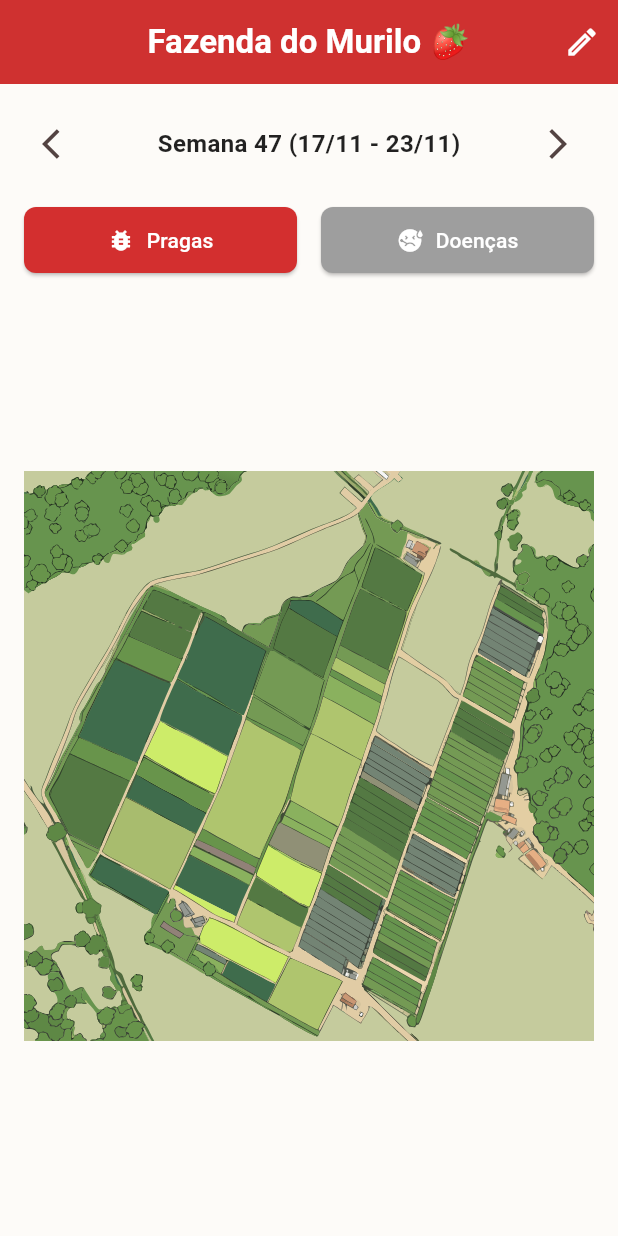
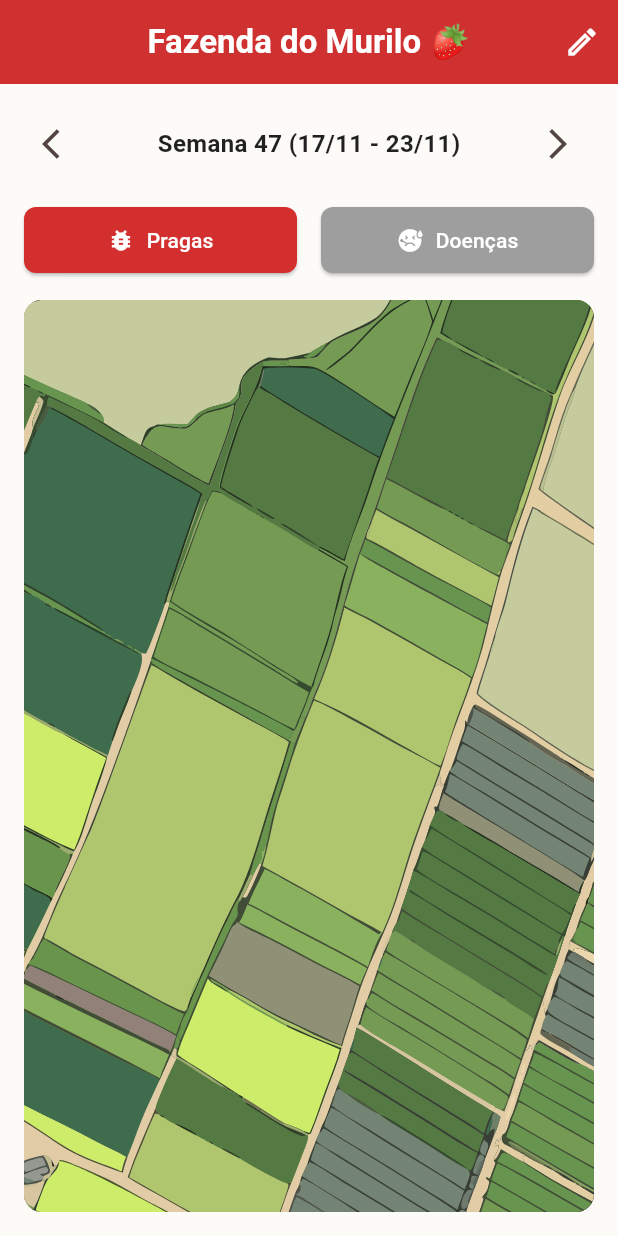
Before and after one commit to lucaseneiva/gestao-agricola, a Flutter app: the screen it shows after launch, after a tap on the "arrow forward ios" icon, on a phone screen of 412 x 824 dp. Run offline on Flutter 3.47's test engine with Material 3 defaults, Android fonts, the phone set to English and light mode, and no system bars; our stand-ins replace flutter_riverpod, flutter_svg, riverpod_annotation; generated files the repository leaves out were written again.

Commit message:
fix: initial zoom and position for map

```diff
--- a/lib/features/mapa_fazenda/ui/mapa_screen.dart
+++ b/lib/features/mapa_fazenda/ui/mapa_screen.dart
@@ -12,13 +12,17 @@
 }
 
 class _MapaScreenState extends ConsumerState<MapaScreen> {
-  // Crie o controller
   late final TransformationController _transformationController;
+  final GlobalKey _mapKey = GlobalKey();
 
   @override
   void initState() {
     super.initState();
+
     _transformationController = TransformationController();
+    WidgetsBinding.instance.addPostFrameCallback((_) {
+      _centerAndZoomMap();
+    });
   }
 
   @override
@@ -63,7 +67,12 @@
             const SizedBox(height: 16),
             Expanded(
               child: ClipRRect(
+                key: _mapKey,
                 borderRadius: BorderRadius.circular(12),
+                child: AspectRatio(
+                  aspectRatio: 1,
+                  child: Container(
+                    color: Colors.black,
                     child: InteractiveViewer(
                       transformationController: _transformationController,
                       minScale:
@@ -85,10 +94,46 @@
                     ),
                   ),
                 ),
+              ),
+            ),
           ],
         ),
       ),
     );
+  }
+
+  // Dentro de: class _MapaScreenState extends ConsumerState<MapaScreen> { ... }
+
+  void _centerAndZoomMap() {
+    final context = _mapKey.currentContext ;
+    if(context == null) return;
+
+    // Garante que o widget ainda está na tela antes de fazer qualquer coisa
+    if (!mounted || context.size == null) return;
+
+    // 1. Defina o nível de zoom inicial que você deseja.
+    //    Experimente valores como 1.5, 2.0, etc.
+    const double initialScale = 2.5;
+
+    // 2. Obtenha o tamanho da "janela" do mapa (o widget Expanded).
+    final Size screenSize = context.size!;
+    final double screenWidth = screenSize.width;
+    final double screenHeight = screenSize.height;
+
+    // 3. Calcule o deslocamento (translação) necessário para manter o centro.
+    //    Quando damos zoom, o tamanho "extra" precisa ser movido para
+    //    a esquerda e para cima pela metade, para que o centro permaneça no centro.
+    final double tx = -screenWidth * (initialScale - 1) / 2;
+    final double ty = -screenHeight * (initialScale - 1) / 2;
+
+    // 4. Crie a matriz de transformação final.
+    //    Lembre-se da ordem: primeiro translação, depois escala.
+    final Matrix4 initialMatrix = Matrix4.identity()
+      ..translate(tx, ty)
+      ..scale(initialScale);
+
+    // 5. Aplique a matriz ao nosso controller.
+    _transformationController.value = initialMatrix;
   }
 
   Widget _buildWeekSelector(
```
Lines whose indentation alone changed are shown as unchanged.
